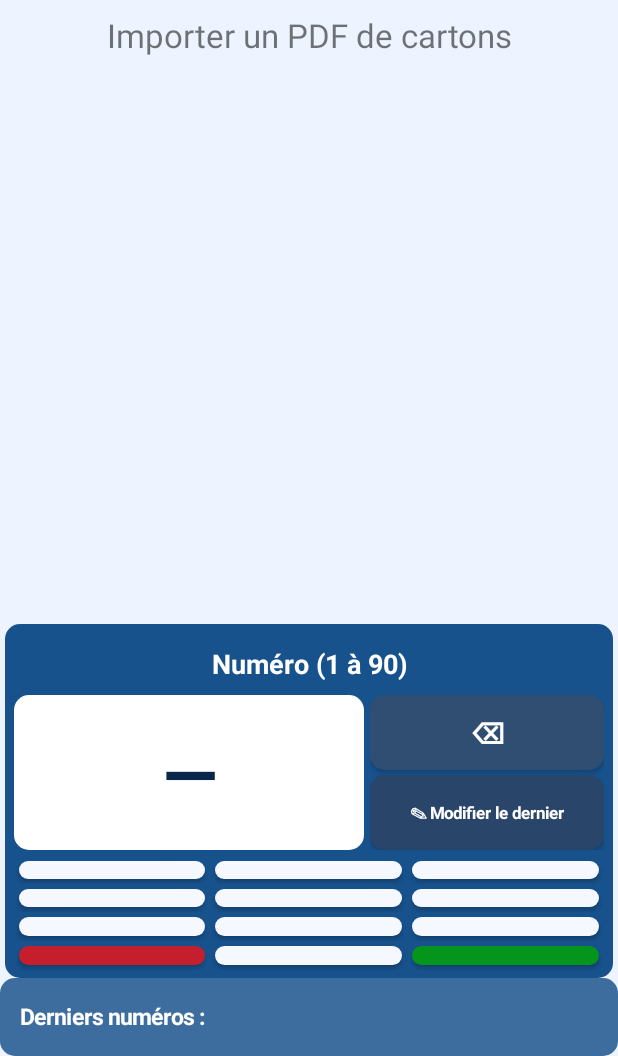
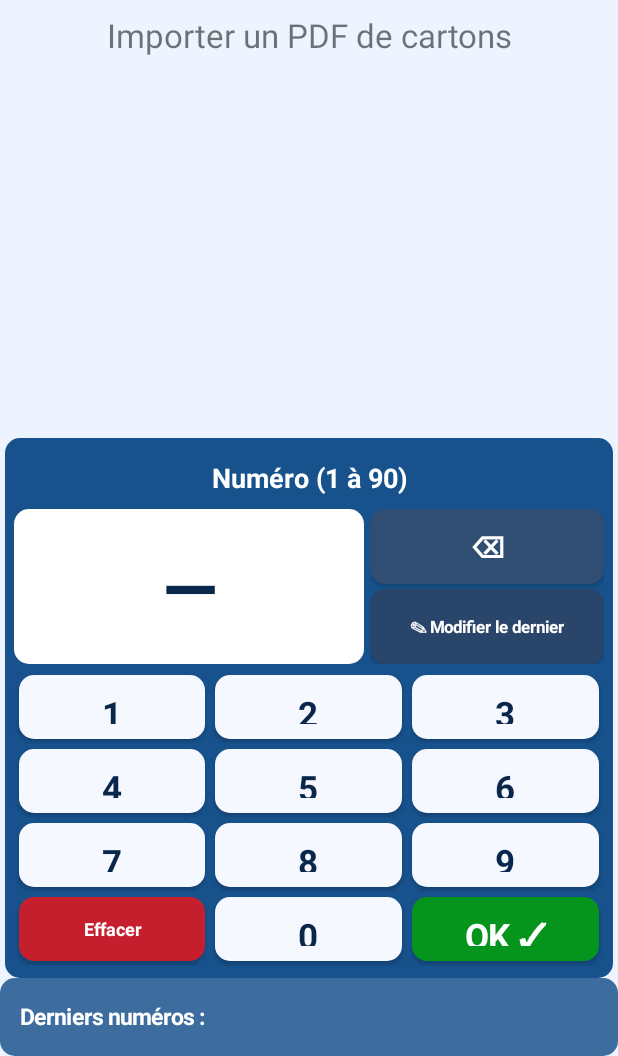
Before and after one commit to Sbxnumerik/Cartonsloto, an Android app: the screen it shows after launch (MainActivity), on a phone screen of 412 x 824 dp, the part 180-1236 px from its top. Run offline under Robolectric (Android 15) with nearby library versions, the phone set to English and light mode, and no system bars.

Commit message:
V2: restore visible keypad digits and keep recent draws above Android navigation bar

```diff
--- a/app/src/main/java/fr/loto/cartons/MainActivity.java
+++ b/app/src/main/java/fr/loto/cartons/MainActivity.java
@@ -10,15 +10,15 @@ public class MainActivity extends Activity {
  GradientDrawable round(int c){GradientDrawable d=new GradientDrawable();d.setColor(c);d.setCornerRadius(dp(10));return d;}
  Button styled(String name,int color,int ink,int size,Runnable click){Button b=button(name,click);b.setTextSize(size);b.setTypeface(null,Typeface.BOLD);b.setTextColor(ink);b.setBackground(round(color));return b;}
  void editLast(){if(game.drawn.isEmpty()){toast("Aucun tirage à modifier");return;}int old=game.drawn.get(game.drawn.size()-1);EditText field=new EditText(this);field.setInputType(2);field.setText(""+old);field.selectAll();new AlertDialog.Builder(this).setTitle("Modifier le dernier numéro : "+old).setView(field).setNegativeButton("Annuler",null).setPositiveButton("Valider",(d,w)->{try{game.replace(old,Integer.parseInt(field.getText().toString()));digits="";save();render();}catch(Exception e){toast("Numéro invalide ou déjà tiré");}}).show();}
- void render(){root=new LinearLayout(this);root.setOrientation(1);root.setBackgroundColor(0xffedf4ff);setContentView(root);LinearLayout toolbar=new LinearLayout(this);toolbar.setPadding(dp(5),dp(5),dp(5),dp(3));root.addView(toolbar,new LinearLayout.LayoutParams(-1,dp(65)));
+ void render(){root=new LinearLayout(this);root.setOrientation(1);root.setBackgroundColor(0xffedf4ff);if(Build.VERSION.SDK_INT>=30){root.setOnApplyWindowInsetsListener((v,insets)->{android.graphics.Insets bars=insets.getInsets(WindowInsets.Type.systemBars());v.setPadding(bars.left,bars.top,bars.right,bars.bottom);return insets;});}else{root.setFitsSystemWindows(true);}setContentView(root);LinearLayout toolbar=new LinearLayout(this);toolbar.setPadding(dp(5),dp(5),dp(5),dp(3));root.addView(toolbar,new LinearLayout.LayoutParams(-1,dp(65)));
  toolbar.addView(styled("▤ IMPORTER DES CARTONS PDF",0xff064d9e,Color.WHITE,14,()->openPdfPicker()),new LinearLayout.LayoutParams(0,-1,3));
  LinearLayout.LayoutParams cp=new LinearLayout.LayoutParams(0,-1,1);cp.setMargins(dp(4),0,dp(4),0);toolbar.addView(styled("⇄ CHANGER DE FEUILLE",0xff465f7d,Color.WHITE,12,()->openPdfPicker(true)),cp);
  toolbar.addView(styled("DÉMARQUER",0xffae2034,Color.WHITE,12,()->new AlertDialog.Builder(this).setTitle("Effacer tous les tirages ?").setNegativeButton("Annuler",null).setPositiveButton("Confirmer",(d,w)->{game.clear();game.mode=1;digits="";save();render();}).show()),new LinearLayout.LayoutParams(0,-1,1));
  LinearLayout modes=new LinearLayout(this);modes.setPadding(dp(38),dp(3),dp(38),dp(3));root.addView(modes,new LinearLayout.LayoutParams(-1,dp(58)));
  for(int i=1;i<=3;i++){final int m=i;Button stage=styled(i==1?"1 LIGNE":i==2?"2 LIGNES":"CARTON PLEIN",game.mode==m?0xff0961cc:Color.WHITE,game.mode==m?Color.WHITE:0xff132f56,15,()->{if(game.mode!=m){game.mode=m;save();render();}});LinearLayout.LayoutParams mp=new LinearLayout.LayoutParams(0,-1,1);mp.setMargins(dp(3),0,dp(3),0);modes.addView(stage,mp);}
  boolean wide=getResources().getConfiguration().orientation==2;LinearLayout body=new LinearLayout(this);body.setOrientation(wide?0:1);root.addView(body,new LinearLayout.LayoutParams(-1,0,1));
- ScrollView scroll=new ScrollView(this);cards=new LinearLayout(this);cards.setOrientation(1);scroll.addView(cards);body.addView(scroll,new LinearLayout.LayoutParams(wide?0:-1,wide?-1:0,7));
- entry=new LinearLayout(this);entry.setOrientation(1);entry.setPadding(dp(6),dp(5),dp(6),dp(5));entry.setBackground(round(0xff17528d));LinearLayout.LayoutParams ep=new LinearLayout.LayoutParams(wide?0:-1,wide?-1:0,wide?3:4);ep.setMargins(dp(3),0,dp(3),0);body.addView(entry,ep);
+ ScrollView scroll=new ScrollView(this);cards=new LinearLayout(this);cards.setOrientation(1);scroll.addView(cards);body.addView(scroll,new LinearLayout.LayoutParams(wide?0:-1,wide?-1:0,wide?7:1));
+ entry=new LinearLayout(this);entry.setOrientation(1);entry.setPadding(dp(6),dp(5),dp(6),dp(5));entry.setBackground(round(0xff17528d));LinearLayout.LayoutParams ep=new LinearLayout.LayoutParams(wide?0:-1,wide?-1:dp(360),wide?3:0);ep.setMargins(dp(3),0,dp(3),0);body.addView(entry,ep);
  TextView label=text("Numéro (1 à 90)",18);label.setTextColor(Color.WHITE);label.setTypeface(null,Typeface.BOLD);entry.addView(label,new LinearLayout.LayoutParams(-1,dp(42)));
  LinearLayout numberRow=new LinearLayout(this);entry.addView(numberRow,new LinearLayout.LayoutParams(-1,dp(103)));
  input=text(digits.isEmpty()?"—":digits,48);input.setTextColor(0xff09264b);input.setTypeface(null,Typeface.BOLD);input.setBackground(round(Color.WHITE));numberRow.addView(input,new LinearLayout.LayoutParams(0,-1,3));
@@ -27,7 +27,7 @@ public class MainActivity extends Activity {
  LinearLayout.LayoutParams fp=new LinearLayout.LayoutParams(-1,0,1);fp.setMargins(0,dp(3),0,0);tools.addView(styled("✎ Modifier le dernier",0xff294569,Color.WHITE,11,()->editLast()),fp);
  LinearLayout pad=new LinearLayout(this);pad.setOrientation(1);LinearLayout.LayoutParams pp=new LinearLayout.LayoutParams(-1,0,1);pp.topMargin=dp(4);entry.addView(pad,pp);
  String[][] keys={{"1","2","3"},{"4","5","6"},{"7","8","9"},{"Effacer","0","OK ✓"}};
- for(String[] line:keys){LinearLayout row=new LinearLayout(this);pad.addView(row,new LinearLayout.LayoutParams(-1,0,1));for(String key:line){int color=key.equals("Effacer")?0xffc51f2d:key.startsWith("OK")?0xff06951c:0xfff5f8ff;int ink=key.equals("Effacer")||key.startsWith("OK")?Color.WHITE:0xff09264b;Button digit=styled(key,color,ink,key.equals("Effacer")?12:23,()->key(key));LinearLayout.LayoutParams kp=new LinearLayout.LayoutParams(0,-1,1);kp.setMargins(dp(3),dp(3),dp(3),dp(3));row.addView(digit,kp);}}
+ for(String[] line:keys){LinearLayout row=new LinearLayout(this);pad.addView(row,new LinearLayout.LayoutParams(-1,wide?0:dp(49),wide?1:0));for(String key:line){int color=key.equals("Effacer")?0xffc51f2d:key.startsWith("OK")?0xff06951c:0xfff5f8ff;int ink=key.equals("Effacer")||key.startsWith("OK")?Color.WHITE:0xff09264b;Button digit=styled(key,color,ink,key.equals("Effacer")?12:23,()->key(key));LinearLayout.LayoutParams kp=new LinearLayout.LayoutParams(0,-1,1);kp.setMargins(dp(3),dp(3),dp(3),dp(3));row.addView(digit,kp);}}
 showCards();LinearLayout history=new LinearLayout(this);history.setGravity(Gravity.CENTER_VERTICAL);history.setPadding(dp(10),0,dp(10),0);history.setBackground(round(0xff3d6d9e));root.addView(history,new LinearLayout.LayoutParams(-1,dp(52)));TextView ht=text("Derniers numéros :",15);ht.setTextColor(Color.WHITE);ht.setTypeface(null,Typeface.BOLD);history.addView(ht);for(int j=game.drawn.size()-1;j>=Math.max(0,game.drawn.size()-5);j--){TextView n=text(""+game.drawn.get(j),17);n.setTextColor(Color.WHITE);n.setTypeface(null,Typeface.BOLD);n.setBackground(round(0xff092a55));LinearLayout.LayoutParams hp=new LinearLayout.LayoutParams(dp(49),dp(38));hp.setMargins(dp(4),0,0,0);history.addView(n,hp);}checkWin();}
  void key(String k){if(k.equals("Effacer")){digits="";}else if(k.equals("⌫")){if(!digits.isEmpty())digits=digits.substring(0,digits.length()-1);}else if(k.startsWith("OK")){if(!digits.isEmpty()){int n=Integer.parseInt(digits);if(n>=1&&n<=90&&!game.drawn.contains(n)){game.add(n);digits="";save();render();return;}toast("Numéro invalide ou déjà tiré");}}else if(digits.length()<2)digits+=k;input.setText(digits.isEmpty()?"—":digits);}
  interface Callback{void accept(int n);}void numberDialog(String title,Callback cb){EditText e=new EditText(this);e.setInputType(2);new AlertDialog.Builder(this).setTitle(title).setView(e).setNegativeButton("Annuler",null).setPositiveButton("OK",(d,w)->{try{cb.accept(Integer.parseInt(e.getText().toString()));}catch(Exception ex){toast("Numéro invalide");}}).show();}
```
